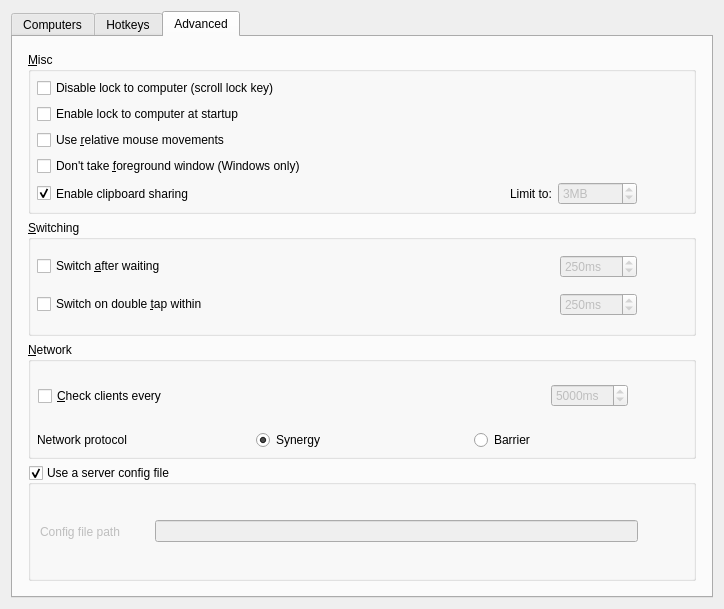
deskflow/deskflow, file src/lib/gui/dialogs/ServerConfigDialog.ui: the form before one commit.
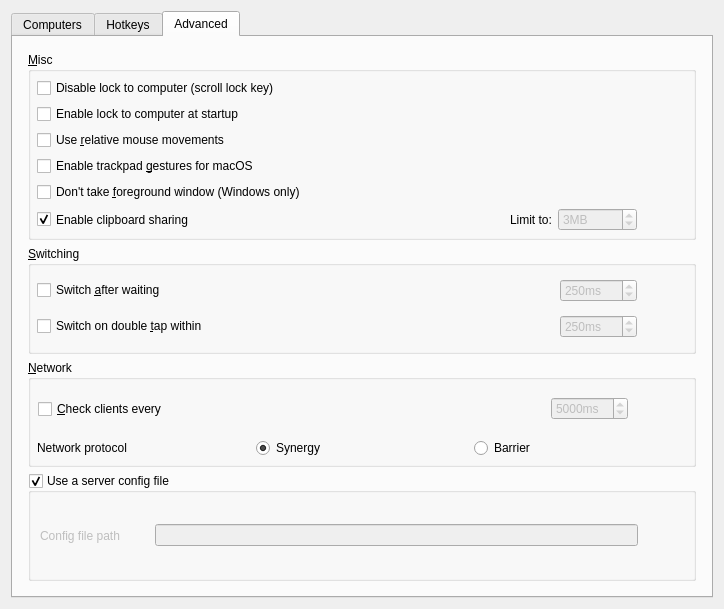
The form after the commit. The open tabs and pages were chosen to show the change. Icons and pictures are not drawn. Custom widgets are drawn as their Qt base class.

Commit message: feat(macos): forward trackpad gestures to macOS clients

```diff
--- a/src/lib/gui/dialogs/ServerConfigDialog.ui
+++ b/src/lib/gui/dialogs/ServerConfigDialog.ui
@@ -367,6 +367,16 @@
             </property>
            </widget>
           </item>
+          <item>
+           <widget class="QCheckBox" name="cbTrackpadGestures">
+            <property name="toolTip">
+             <string>Forward trackpad gestures (swipes between spaces and pages, Mission Control, pinch, rotate, smooth scrolling) to macOS clients</string>
+            </property>
+            <property name="text">
+             <string>Enable trackpad &amp;gestures for macOS</string>
+            </property>
+           </widget>
+          </item>
           <item>
            <widget class="QCheckBox" name="cbWin32KeepForeground">
             <property name="enabled">
```
Left out of the diff: 1 changed line with no effect on the pictures. The commit also changes 40 other files.
